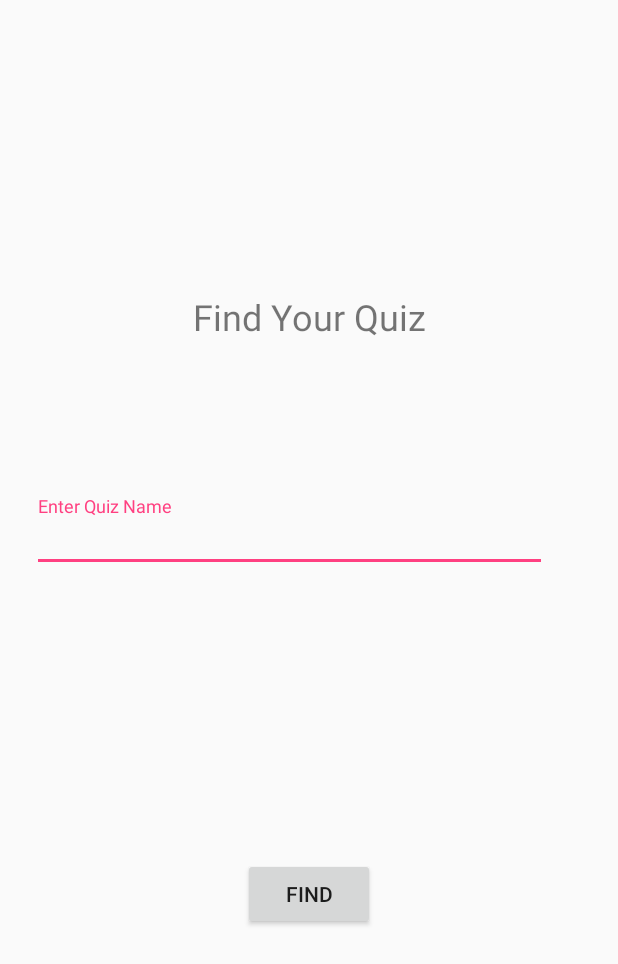
After one commit to fmadrid1317/COP-4331-Testy, an Android app: the layout activity_find_quiz.xml on its own in the app's theme, with its tools: preview values and no code run, on a phone screen of 412 x 824 dp. The commit adds this screen. Shown: the top 964 px of the screen. Run offline under Robolectric (Android 15) with nearby library versions, the phone set to English and light mode, and no system bars.

Commit message:
Made all the XML Files for Taking Quizzes

```diff
--- /dev/null
+++ b/app/src/main/res/layout/activity_find_quiz.xml
@@ -0,0 +1,59 @@
+<?xml version="1.0" encoding="utf-8"?>
+<android.support.constraint.ConstraintLayout
+    xmlns:android="http://schemas.android.com/apk/res/android"
+    xmlns:app="http://schemas.android.com/apk/res-auto"
+    xmlns:tools="http://schemas.android.com/tools"
+    android:layout_width="match_parent"
+    android:layout_height="match_parent">
+
+    <android.support.design.widget.TextInputLayout
+        android:id="@+id/fndQuiz"
+        android:layout_width="343dp"
+        android:layout_height="wrap_content"
+        android:layout_marginBottom="226dp"
+        android:layout_marginEnd="20dp"
+        android:layout_marginStart="21dp"
+        android:layout_marginTop="96dp"
+        android:orientation="horizontal"
+        app:layout_constraintBottom_toTopOf="@+id/nxtQuest2"
+        app:layout_constraintEnd_toEndOf="parent"
+        app:layout_constraintHorizontal_bias="0.0"
+        app:layout_constraintStart_toStartOf="parent"
+        app:layout_constraintTop_toBottomOf="@+id/fndQuizTxt">
+
+        <android.support.design.widget.TextInputEditText
+            android:layout_width="match_parent"
+            android:layout_height="40dp"
+            android:hint="Enter Quiz Name"
+            android:textAlignment="textStart" />
+    </android.support.design.widget.TextInputLayout>
+
+    <TextView
+        android:id="@+id/fndQuizTxt"
+        android:layout_width="167dp"
+        android:layout_height="40dp"
+        android:layout_marginBottom="433dp"
+        android:layout_marginEnd="24dp"
+        android:layout_marginStart="24dp"
+        android:layout_marginTop="38dp"
+        android:text="Find Your Quiz"
+        android:textAlignment="center"
+        android:textSize="24sp"
+        app:layout_constraintBottom_toBottomOf="parent"
+        app:layout_constraintEnd_toEndOf="parent"
+        app:layout_constraintStart_toStartOf="parent"
+        app:layout_constraintTop_toTopOf="parent" />
+
+    <Button
+        android:id="@+id/findButton"
+        android:layout_width="wrap_content"
+        android:layout_height="wrap_content"
+        android:layout_marginBottom="14dp"
+        android:layout_marginEnd="148dp"
+        android:layout_marginStart="148dp"
+        android:text="Find"
+        app:layout_constraintBottom_toBottomOf="parent"
+        app:layout_constraintEnd_toEndOf="parent"
+        app:layout_constraintStart_toStartOf="parent"
+        app:layout_constraintTop_toBottomOf="@+id/fndQuiz" />
+</android.support.constraint.ConstraintLayout>
--- a/app/src/main/res/layout/activity_main_menu.xml
+++ b/app/src/main/res/layout/activity_main_menu.xml
@@ -43,10 +43,10 @@
         android:id="@+id/sign_out_button"
         android:layout_width="236dp"
         android:layout_height="wrap_content"
-        android:layout_marginStart="24dp"
+        android:layout_marginBottom="130dp"
+        android:layout_marginEnd="74dp"
+        android:layout_marginStart="74dp"
         android:layout_marginTop="24dp"
-        android:layout_marginEnd="74dp"
-        android:layout_marginBottom="130dp"
         android:text="Sign Out"
         app:layout_constraintBottom_toBottomOf="parent"
         app:layout_constraintEnd_toEndOf="parent"
```
Also changed, not shown: app/src/main/res/layout/activity_quiz_result.xml (added, +54 -0 lines), app/src/main/res/layout/activity_take_fr.xml (added, +73 -0 lines), app/src/main/res/layout/activity_take_mc.xml (added, +102 -0 lines), app/src/main/res/layout/activity_take_tf.xml (added, +82 -0 lines).
